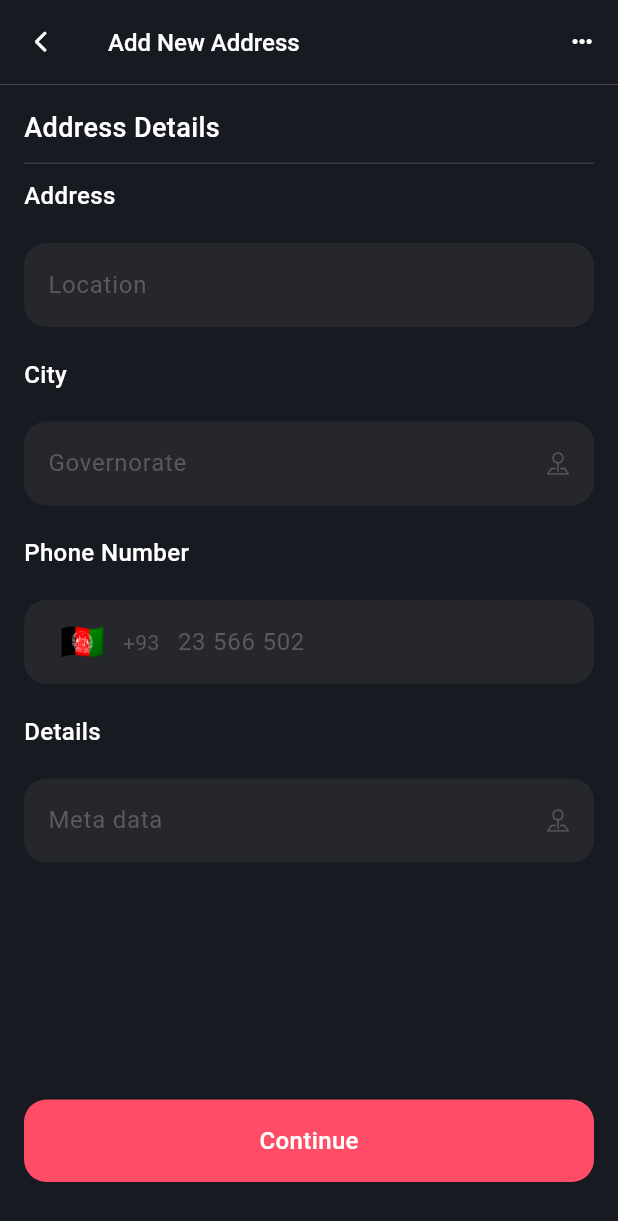
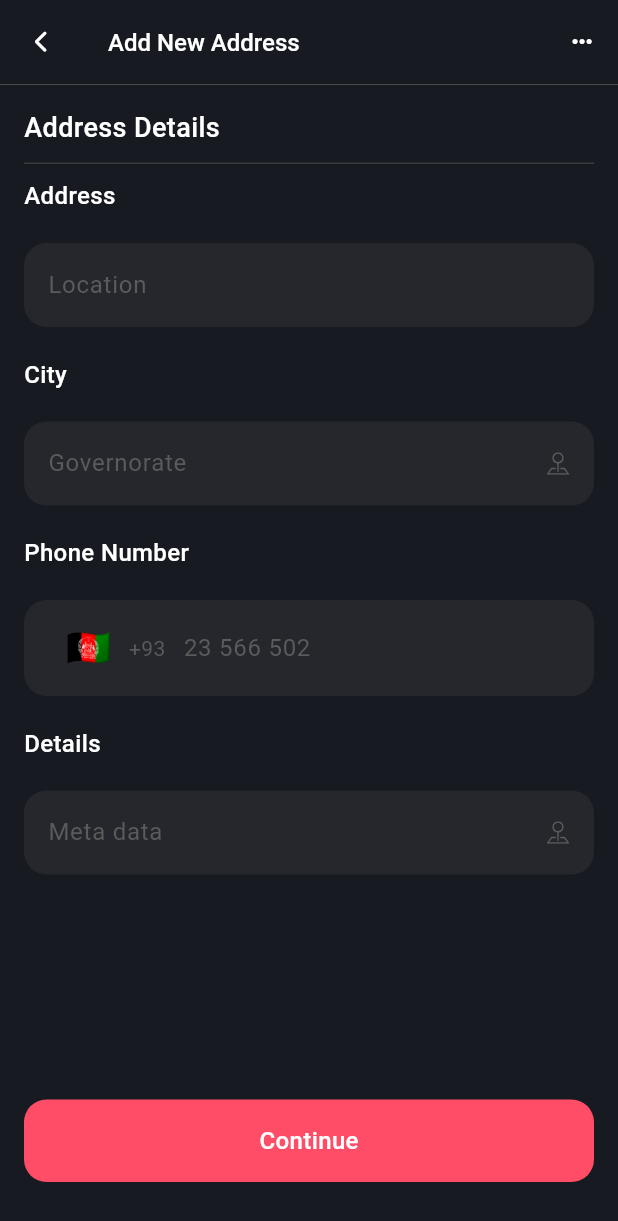
Before and after one commit to hafedh049/luxy, a Flutter app: the AddNewAddress screen opened directly, on a phone screen of 412 x 824 dp. Shown: the top 1221 px of the screen. Run offline on Flutter 3.47's test engine with Material 3 defaults, Android fonts, the phone set to English and light mode, and no system bars; drawn by our look-alikes of intl_phone_number_input; our stand-ins replace animated_toggle_switch, date_format, flutter_animate, fluttertoast, google_nav_bar, hive and 4 more; accounts and stored records are empty.

Commit message:
ModifiedM lib/views/add_new_address.dart

```diff
--- a/lib/views/add_new_address.dart
+++ b/lib/views/add_new_address.dart
@@ -13,6 +13,7 @@ class AddNewAddress extends StatefulWidget {
 
 class _AddNewAddressState extends State<AddNewAddress> {
   final TextEditingController _localisationController = TextEditingController();
+  final TextEditingController _metaDataController = TextEditingController();
   final TextEditingController _cityController = TextEditingController();
 
   final GlobalKey<State> _governorateKey = GlobalKey<State>();
@@ -20,6 +21,7 @@ class _AddNewAddressState extends State<AddNewAddress> {
   @override
   void dispose() {
     _localisationController.dispose();
+    _metaDataController.dispose();
     _cityController.dispose();
     super.dispose();
   }
@@ -86,7 +88,7 @@ class _AddNewAddressState extends State<AddNewAddress> {
                                 useSafeArea: true,
                                 context: context,
                                 builder: (BuildContext context) => ClipRRect(
-                                  borderRadius: BorderRadius.circular(15),
+                                  borderRadius: BorderRadius.circular(25),
                                   child: SizedBox(
                                     height: MediaQuery.sizeOf(context).height * .3,
                                     child: Column(
@@ -109,7 +111,7 @@ class _AddNewAddressState extends State<AddNewAddress> {
                                           child: StatefulBuilder(
                                             key: _governorateKey,
                                             builder: (BuildContext context, void Function(void Function()) _) {
-                                              final List<String> tempo = _tunisianGovernorates.where((String element) => element.startsWith(_localisationController.text.trim())).toList();
+                                              final List<String> tempo = _tunisianGovernorates.where((String element) => element.startsWith(_cityController.text.trim())).toList();
                                               return ListView.separated(
                                                 itemCount: tempo.length,
                                                 padding: EdgeInsets.zero,
@@ -148,6 +150,7 @@ class _AddNewAddressState extends State<AddNewAddress> {
                     const Text("Phone Number", style: TextStyle(color: white, fontSize: 16, fontWeight: FontWeight.w500)),
                     const SizedBox(height: 20),
                     Container(
+                      padding: const EdgeInsets.all(4),
                       decoration: BoxDecoration(borderRadius: BorderRadius.circular(15), color: grey.withOpacity(.2)),
                       child: InternationalPhoneNumberInput(
                         selectorButtonOnErrorPadding: 4,
@@ -180,7 +183,7 @@ class _AddNewAddressState extends State<AddNewAddress> {
                     Container(
                       decoration: BoxDecoration(borderRadius: BorderRadius.circular(15), color: grey.withOpacity(.2)),
                       child: TextField(
-                        controller: _localisationController,
+                        controller: _metaDataController,
                         decoration: const InputDecoration(
                           contentPadding: EdgeInsets.all(16),
                           border: InputBorder.none,
```
